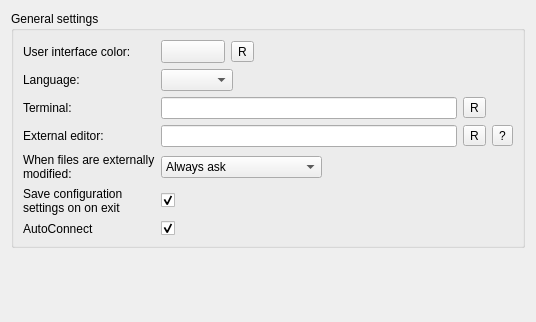
The window that ground/openpilotgcs/src/plugins/coreplugin/generalsettings.ui (openpilot/OpenPilot) describes before a commit, drawn with Qt 5.
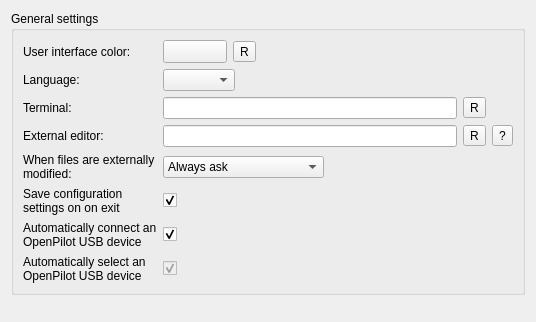
The same window after the commit. Icons and pictures are not drawn. Custom widgets are drawn as their Qt base class.

Commit message: Create new setting "autoselect"

Diff of the .ui file:
```diff
--- a/ground/openpilotgcs/src/plugins/coreplugin/generalsettings.ui
+++ b/ground/openpilotgcs/src/plugins/coreplugin/generalsettings.ui
@@ -244,7 +244,10 @@
       <item row="12" column="0">
        <widget class="QLabel" name="label_5">
         <property name="text">
-         <string>AutoConnect</string>
+         <string>Automatically connect an OpenPilot USB device</string>
+        </property>
+        <property name="wordWrap">
+         <bool>true</bool>
         </property>
        </widget>
       </item>
@@ -258,6 +261,29 @@
         </property>
        </widget>
       </item>
+      <item row="13" column="0">
+       <widget class="QLabel" name="label_6">
+        <property name="text">
+         <string>Automatically select an OpenPilot USB device</string>
+        </property>
+        <property name="wordWrap">
+         <bool>true</bool>
+        </property>
+       </widget>
+      </item>
+      <item row="13" column="1">
+       <widget class="QCheckBox" name="checkAutoSelect">
+        <property name="enabled">
+         <bool>false</bool>
+        </property>
+        <property name="text">
+         <string/>
+        </property>
+        <property name="checked">
+         <bool>true</bool>
+        </property>
+       </widget>
+      </item>
      </layout>
     </widget>
    </item>
```
The commit also changes 2 other files.
